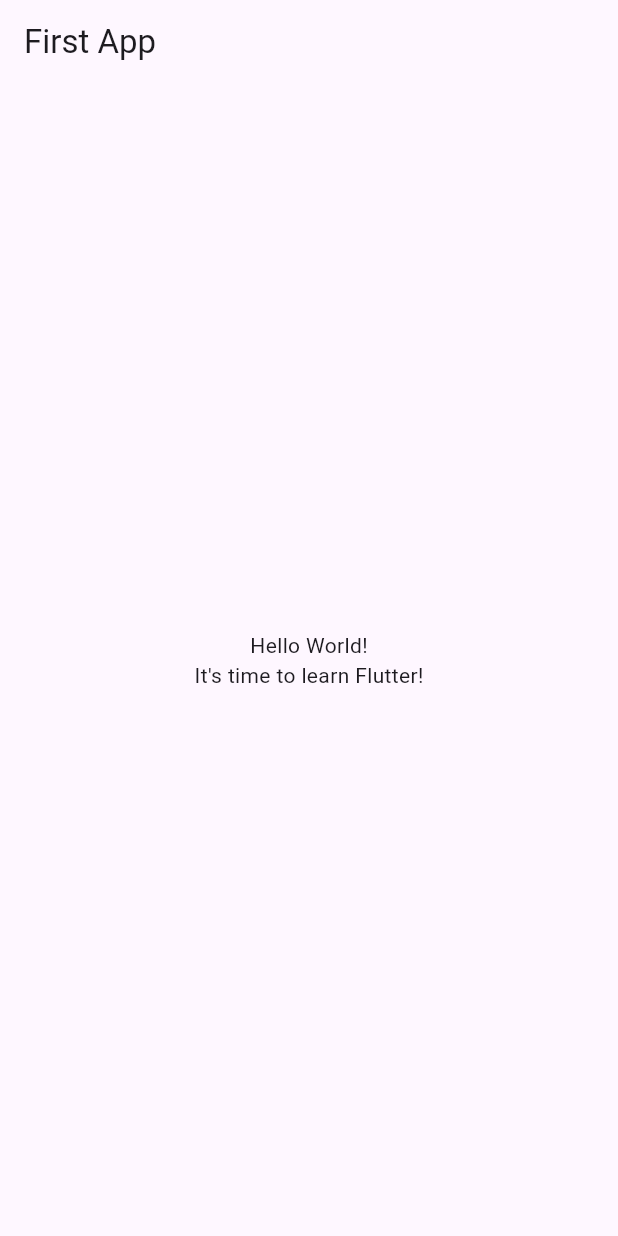
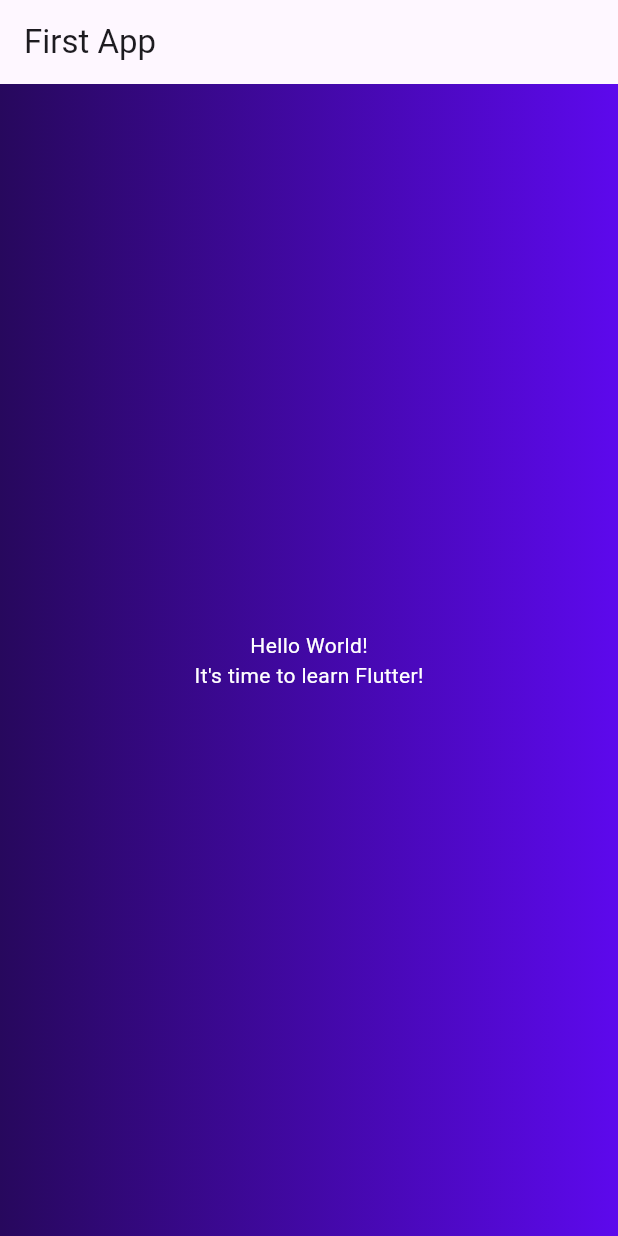
Before and after one commit to AmmarSultanDev/dice_flutter, a Flutter app: the screen it shows after launch, on a phone screen of 412 x 824 dp. Run offline on Flutter 3.47's test engine with Material 3 defaults, Android fonts, the phone set to English and light mode, and no system bars.

Commit message:
Add gradient color to the background using BoxDecoration within a Container

```diff
--- a/lib/main.dart
+++ b/lib/main.dart
@@ -18,20 +18,29 @@ class MyApp extends StatelessWidget {
         appBar: AppBar(
           title: const Text('First App'),
         ),
-        body: Center(
+        body: Container(
+          decoration: const BoxDecoration(
+            gradient: LinearGradient(
+              colors: [Color(0xFF27085D), Color.fromARGB(255, 93, 9, 237)],
+            ),
+          ),
+          child: const Center(
             child: Column(
               mainAxisAlignment: MainAxisAlignment.center,
-            children: const [
+              children: [
                 Text(
+                  style: TextStyle(color: Colors.white),
                   'Hello World!',
                 ),
                 Text(
+                  style: TextStyle(color: Colors.white),
                   'It\'s time to learn Flutter!',
                 ),
               ],
             ),
           ),
         ),
+      ),
     );
   }
 }
```
Lines whose indentation alone changed are shown as unchanged.
